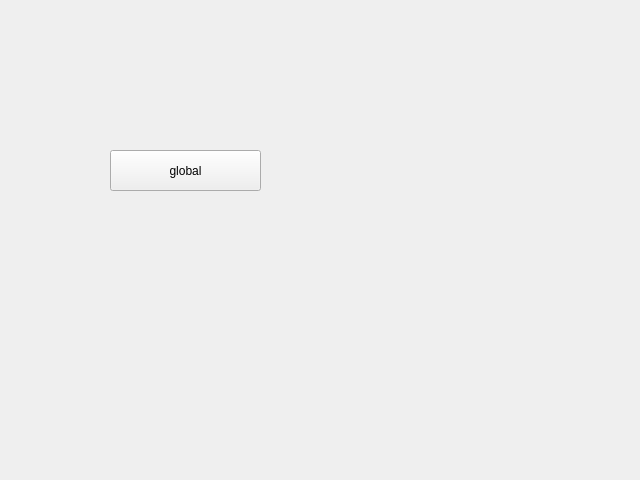
The window that newform.ui (HSE-TEAM/-semester-project) describes before a commit, drawn with Qt 5.
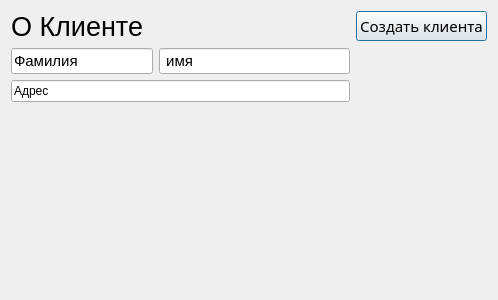
The same window after the commit.

Diff of the .ui file:
```diff
--- a/newform.ui
+++ b/newform.ui
@@ -6,26 +6,100 @@
    <rect>
     <x>0</x>
     <y>0</y>
-    <width>640</width>
-    <height>480</height>
+    <width>498</width>
+    <height>300</height>
    </rect>
   </property>
   <property name="windowTitle">
    <string>Dialog</string>
   </property>
-  <widget class="QToolButton" name="toolButton">
-   <property name="geometry">
-    <rect>
-     <x>110</x>
-     <y>150</y>
-     <width>151</width>
-     <height>41</height>
-    </rect>
-   </property>
-   <property name="text">
-    <string>global</string>
-   </property>
-  </widget>
+  <layout class="QHBoxLayout" name="horizontalLayout_2">
+   <item>
+    <layout class="QHBoxLayout" name="horizontalLayout">
+     <item>
+      <layout class="QFormLayout" name="formLayout">
+       <item row="3" column="0">
+        <widget class="QLabel" name="label">
+         <property name="font">
+          <font>
+           <pointsize>11</pointsize>
+           <italic>true</italic>
+           <bold>true</bold>
+           <underline>false</underline>
+           <strikeout>false</strikeout>
+           <kerning>false</kerning>
+          </font>
+         </property>
+         <property name="text">
+          <string/>
+         </property>
+        </widget>
+       </item>
+       <item row="1" column="0">
+        <widget class="QLineEdit" name="surname">
+         <property name="font">
+          <font>
+           <pointsize>11</pointsize>
+          </font>
+         </property>
+         <property name="text">
+          <string>Фамилия</string>
+         </property>
+        </widget>
+       </item>
+       <item row="2" column="0" colspan="2">
+        <widget class="QLineEdit" name="adress">
+         <property name="text">
+          <string>Адрес</string>
+         </property>
+        </widget>
+       </item>
+       <item row="0" column="0" colspan="2">
+        <widget class="QLabel" name="label_2">
+         <property name="font">
+          <font>
+           <pointsize>20</pointsize>
+          </font>
+         </property>
+         <property name="text">
+          <string>О Клиенте</string>
+         </property>
+        </widget>
+       </item>
+       <item row="1" column="1">
+        <widget class="QLineEdit" name="name">
+         <property name="font">
+          <font>
+           <pointsize>11</pointsize>
+          </font>
+         </property>
+         <property name="text">
+          <string> имя</string>
+         </property>
+        </widget>
+       </item>
+      </layout>
+     </item>
+     <item>
+      <layout class="QFormLayout" name="formLayout_2">
+       <item row="0" column="0">
+        <widget class="QPushButton" name="Create_client">
+         <property name="font">
+          <font>
+           <family>Source Code Pro</family>
+           <pointsize>11</pointsize>
+          </font>
+         </property>
+         <property name="text">
+          <string>Создать клиента</string>
+         </property>
+        </widget>
+       </item>
+      </layout>
+     </item>
+    </layout>
+   </item>
+  </layout>
  </widget>
  <resources/>
  <connections/>
```
